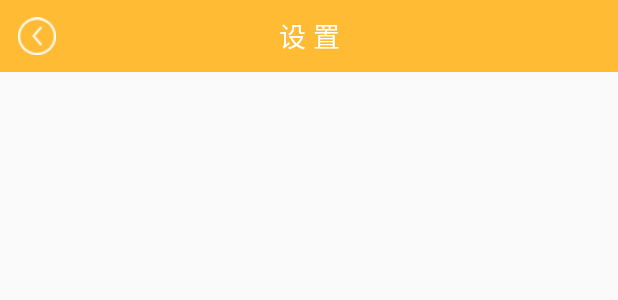
After one commit to lt1023/SafeHelper, an Android app: the layout activity_setting.xml on its own in the app's theme, with its tools: preview values and no code run, on a phone screen of 412 x 824 dp. The commit adds this screen. Shown: the top 300 px of the screen. Run offline under Robolectric (Android 15) with nearby library versions, the light colour scheme and no system bars.

Commit message:
设置界面

```diff
--- a/app/src/main/AndroidManifest.xml
+++ b/app/src/main/AndroidManifest.xml
@@ -22,7 +22,8 @@
                 <category android:name="android.intent.category.LAUNCHER"/>
             </intent-filter>
         </activity>
-        <activity android:name=".activity.MainActivity"/>
+        <activity android:name=".activity.MainActivity" android:launchMode="singleTask"/>
+        <activity android:name=".activity.SettinActivity"/>
     </application>
 
 </manifest>
--- a/app/src/main/java/com/safehelper/utils/UpdateUtil.java
+++ b/app/src/main/java/com/safehelper/utils/UpdateUtil.java
@@ -139,6 +139,7 @@ public class UpdateUtil {
         });
     }
 
+    //系统安装下载的软件
     private static void installApk(Context context, File apkFile) {
         Intent intent = new Intent(Intent.ACTION_VIEW);
         intent.setDataAndType(Uri.fromFile(apkFile),"application/vnd.android.package-archive");
--- /dev/null
+++ b/app/src/main/res/layout/activity_setting.xml
@@ -0,0 +1,10 @@
+<?xml version="1.0" encoding="utf-8"?>
+<LinearLayout xmlns:android="http://schemas.android.com/apk/res/android"
+              android:orientation="vertical"
+              android:layout_width="match_parent"
+              android:layout_height="match_parent">
+    <include layout="@layout/relativelayout_item_title"
+        android:layout_height="48dp"
+        android:layout_width="match_parent"/>
+
+</LinearLayout>
--- /dev/null
+++ b/app/src/main/res/layout/relativelayout_item_title.xml
@@ -0,0 +1,22 @@
+<?xml version="1.0" encoding="utf-8"?>
+<RelativeLayout xmlns:android="http://schemas.android.com/apk/res/android"
+                android:layout_width="match_parent"
+                android:background="@android:color/holo_orange_light"
+                android:layout_height="match_parent">
+        <Button
+            android:id="@+id/activity_item_backbtn"
+            android:layout_marginStart="12dp"
+            android:layout_centerVertical="true"
+            android:background="@drawable/button_back"
+            android:layout_width="25dp"
+            android:layout_height="25dp"/>
+        <TextView
+            android:id="@+id/activity_item_title"
+            android:layout_centerVertical="true"
+            android:textColor="@android:color/white"
+            android:textSize="18sp"
+            android:gravity="center"
+            android:text="@string/activity_setting_text"
+            android:layout_width="match_parent"
+            android:layout_height="48dp"/>
+</RelativeLayout>
--- a/app/src/main/res/values/strings.xml
+++ b/app/src/main/res/values/strings.xml
@@ -2,5 +2,6 @@
     <string name="app_name">手机安全大师</string>
     <string name="text_author">developer：林涛</string>
     <string name="app_title">安全中心</string>
-    <string name="main_marquee_text">温馨提示:手机安全保证自己财产安全，定期给手机体检，让手机处于相对安全的环境！</string>
+    <string name="activity_setting_text">设 置</string>
+
 </resources>
```
Also changed, not shown: app/src/main/java/com/safehelper/activity/BaseActivity.java (added, +36 -0 lines), app/src/main/java/com/safehelper/activity/MainActivity.java (+54 -8 lines), app/src/main/java/com/safehelper/activity/SettinActivity.java (added, +28 -0 lines), app/src/main/java/com/safehelper/utils/ConstantSet.java (added, +15 -0 lines), app/src/main/res/values/attrs.xml (added, +7 -0 lines), app/src/main/res/drawable-xhdpi/bananer01.png, app/src/main/res/drawable-xhdpi/bananer02.png, app/src/main/res/drawable-xhdpi/bananer03.png, app/src/main/res/drawable/button_back.png (added), 1 other file.
